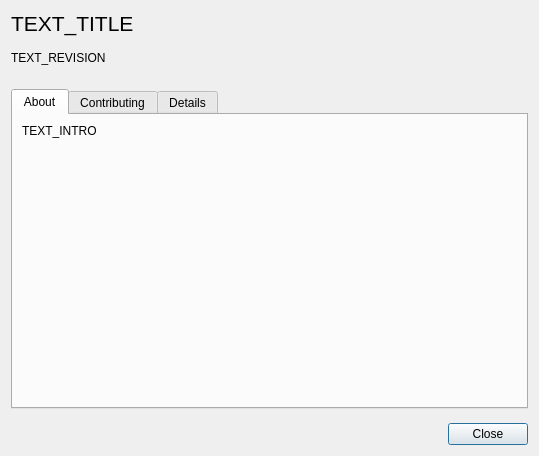
The window that libs/librepcb/editor/dialogs/aboutdialog.ui (LibrePCB/LibrePCB) describes before a commit, drawn with Qt 5.
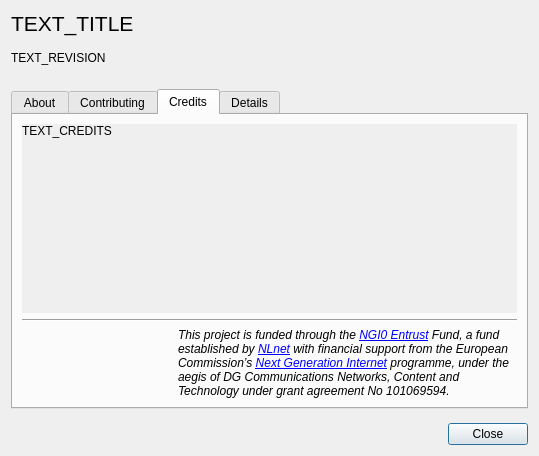
The same window after the commit. The open tabs and pages were chosen to show the change. Icons and pictures are not drawn.

Commit message: About dialog: Add credits section

Patch:
```diff
--- a/libs/librepcb/editor/dialogs/aboutdialog.ui
+++ b/libs/librepcb/editor/dialogs/aboutdialog.ui
@@ -142,6 +142,150 @@
          </item>
         </layout>
        </widget>
+       <widget class="QWidget" name="tabCredits">
+        <attribute name="title">
+         <string>Credits</string>
+        </attribute>
+        <layout class="QVBoxLayout" name="verticalLayout_5" stretch="1,0,0">
+         <item>
+          <widget class="QScrollArea" name="scrollArea">
+           <property name="sizePolicy">
+            <sizepolicy hsizetype="Expanding" vsizetype="Ignored">
+             <horstretch>0</horstretch>
+             <verstretch>1</verstretch>
+            </sizepolicy>
+           </property>
+           <property name="styleSheet">
+            <string notr="true">QScrollArea { background: transparent; }
+QScrollArea &gt; QWidget &gt; QWidget { background: transparent; }
+QScrollArea &gt; QWidget &gt; QScrollBar { background: palette(base); }</string>
+           </property>
+           <property name="frameShape">
+            <enum>QFrame::NoFrame</enum>
+           </property>
+           <property name="verticalScrollBarPolicy">
+            <enum>Qt::ScrollBarAlwaysOff</enum>
+           </property>
+           <property name="horizontalScrollBarPolicy">
+            <enum>Qt::ScrollBarAlwaysOff</enum>
+           </property>
+           <property name="widgetResizable">
+            <bool>true</bool>
+           </property>
+           <property name="alignment">
+            <set>Qt::AlignLeading|Qt::AlignLeft|Qt::AlignTop</set>
+           </property>
+           <widget class="QWidget" name="scrollAreaWidgetContents">
+            <property name="geometry">
+             <rect>
+              <x>0</x>
+              <y>0</y>
+              <width>497</width>
+              <height>115</height>
+             </rect>
+            </property>
+            <layout class="QVBoxLayout" name="verticalLayout_6">
+             <property name="leftMargin">
+              <number>0</number>
+             </property>
+             <property name="topMargin">
+              <number>0</number>
+             </property>
+             <property name="rightMargin">
+              <number>0</number>
+             </property>
+             <property name="bottomMargin">
+              <number>0</number>
+             </property>
+             <item>
+              <widget class="QLabel" name="lblCredits">
+               <property name="text">
+                <string notr="true">TEXT_CREDITS</string>
+               </property>
+               <property name="alignment">
+                <set>Qt::AlignLeading|Qt::AlignLeft|Qt::AlignTop</set>
+               </property>
+               <property name="wordWrap">
+                <bool>true</bool>
+               </property>
+               <property name="textInteractionFlags">
+                <set>Qt::LinksAccessibleByMouse|Qt::TextSelectableByMouse</set>
+               </property>
+              </widget>
+             </item>
+            </layout>
+           </widget>
+          </widget>
+         </item>
+         <item>
+          <widget class="Line" name="line">
+           <property name="orientation">
+            <enum>Qt::Horizontal</enum>
+           </property>
+          </widget>
+         </item>
+         <item>
+          <layout class="QHBoxLayout" name="horizontalLayout_2">
+           <property name="sizeConstraint">
+            <enum>QLayout::SetFixedSize</enum>
+           </property>
+           <item>
+            <widget class="QLabel" name="lblNgi0Logo">
+             <property name="sizePolicy">
+              <sizepolicy hsizetype="Fixed" vsizetype="Fixed">
+               <horstretch>0</horstretch>
+               <verstretch>0</verstretch>
+              </sizepolicy>
+             </property>
+             <property name="minimumSize">
+              <size>
+               <width>150</width>
+               <height>47</height>
+              </size>
+             </property>
+             <property name="maximumSize">
+              <size>
+               <width>150</width>
+               <height>47</height>
+              </size>
+             </property>
+             <property name="pixmap">
+              <pixmap>:/img/logo/ngi0-entrust.png</pixmap>
+             </property>
+             <property name="scaledContents">
+              <bool>true</bool>
+             </property>
+            </widget>
+           </item>
+           <item>
+            <widget class="QLabel" name="lblNgi0Text">
+             <property name="sizePolicy">
+              <sizepolicy hsizetype="Preferred" vsizetype="Fixed">
+               <horstretch>0</horstretch>
+               <verstretch>0</verstretch>
+              </sizepolicy>
+             </property>
+             <property name="font">
+              <font>
+               <pointsize>9</pointsize>
+               <italic>true</italic>
+              </font>
+             </property>
+             <property name="text">
+              <string notr="true">This project is funded through the &lt;a href=&quot;https://nlnet.nl/entrust/&quot;&gt;NGI0 Entrust&lt;/a&gt; Fund, a fund established by &lt;a href=&quot;https://nlnet.nl&quot;&gt;NLnet&lt;/a&gt; with financial support from the European Commission’s &lt;a href=&quot;https://ngi.eu&quot;&gt;Next Generation Internet&lt;/a&gt; programme, under the aegis of DG Communications Networks, Content and Technology under grant agreement No 101069594.</string>
+             </property>
+             <property name="wordWrap">
+              <bool>true</bool>
+             </property>
+             <property name="textInteractionFlags">
+              <set>Qt::LinksAccessibleByMouse|Qt::TextSelectableByMouse</set>
+             </property>
+            </widget>
+           </item>
+          </layout>
+         </item>
+        </layout>
+       </widget>
        <widget class="QWidget" name="tabDetails">
         <attribute name="title">
          <string>Details</string>
```
The commit also changes 3 other files.
